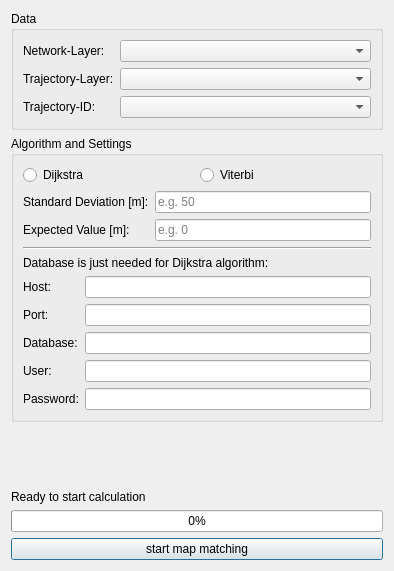
The window that src/offlinemapmatching/offline_map_matching_dialog_base.ui (jagodki/Offline-MapMatching) describes before a commit, drawn with Qt 5.
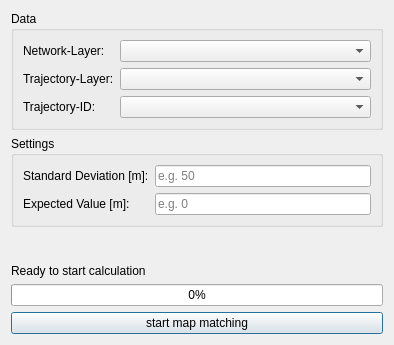
The same window after the commit.

What changed in the file:
```diff
--- a/src/offlinemapmatching/offline_map_matching_dialog_base.ui
+++ b/src/offlinemapmatching/offline_map_matching_dialog_base.ui
@@ -7,7 +7,7 @@
     <x>0</x>
     <y>0</y>
     <width>394</width>
-    <height>571</height>
+    <height>345</height>
    </rect>
   </property>
   <property name="windowTitle">
@@ -87,41 +87,17 @@
    <item>
     <widget class="QGroupBox" name="groupBox_settings">
      <property name="sizePolicy">
-      <sizepolicy hsizetype="Preferred" vsizetype="Expanding">
+      <sizepolicy hsizetype="Expanding" vsizetype="Preferred">
        <horstretch>0</horstretch>
        <verstretch>0</verstretch>
       </sizepolicy>
      </property>
      <property name="title">
-      <string>Algorithm and Settings</string>
+      <string>Settings</string>
      </property>
      <layout class="QVBoxLayout" name="verticalLayout_5">
       <item>
-       <layout class="QHBoxLayout" name="horizontalLayout_5">
-        <item>
-         <widget class="QRadioButton" name="radioButton_dijkstra">
-          <property name="text">
-           <string>Dijkstra</string>
-          </property>
-          <attribute name="buttonGroup">
-           <string notr="true">buttonGroup</string>
-          </attribute>
-         </widget>
-        </item>
-        <item>
-         <widget class="QRadioButton" name="radioButton_viterbi">
-          <property name="text">
-           <string>Viterbi</string>
-          </property>
-          <attribute name="buttonGroup">
-           <string notr="true">buttonGroup</string>
-          </attribute>
-         </widget>
-        </item>
-       </layout>
-      </item>
-      <item>
-       <layout class="QFormLayout" name="formLayout_2">
+       <layout class="QGridLayout" name="gridLayout_2">
         <item row="0" column="0">
          <widget class="QLabel" name="label_sigma">
           <property name="text">
@@ -129,13 +105,6 @@
           </property>
          </widget>
         </item>
-        <item row="1" column="0">
-         <widget class="QLabel" name="label_my">
-          <property name="text">
-           <string>Expected Value [m]:</string>
-          </property>
-         </widget>
-        </item>
         <item row="0" column="1">
          <widget class="QLineEdit" name="lineEdit_sigma">
           <property name="sizePolicy">
@@ -152,6 +121,13 @@
           </property>
          </widget>
         </item>
+        <item row="1" column="0">
+         <widget class="QLabel" name="label_my">
+          <property name="text">
+           <string>Expected Value [m]:</string>
+          </property>
+         </widget>
+        </item>
         <item row="1" column="1">
          <widget class="QLineEdit" name="lineEdit_my">
           <property name="sizePolicy">
@@ -167,109 +143,6 @@
         </item>
        </layout>
       </item>
-      <item>
-       <widget class="Line" name="line">
-        <property name="orientation">
-         <enum>Qt::Horizontal</enum>
-        </property>
-       </widget>
-      </item>
-      <item>
-       <widget class="QLabel" name="label_dbInfo">
-        <property name="text">
-         <string>Database is just needed for Dijkstra algorithm:</string>
-        </property>
-       </widget>
-      </item>
-      <item>
-       <layout class="QFormLayout" name="formLayout">
-        <item row="0" column="0">
-         <widget class="QLabel" name="label_host">
-          <property name="text">
-           <string>Host:</string>
-          </property>
-         </widget>
-        </item>
-        <item row="0" column="1">
-         <widget class="QLineEdit" name="lineEdit_host">
-          <property name="sizePolicy">
-           <sizepolicy hsizetype="Expanding" vsizetype="Fixed">
-            <horstretch>0</horstretch>
-            <verstretch>0</verstretch>
-           </sizepolicy>
-          </property>
-         </widget>
-        </item>
-        <item row="1" column="0">
-         <widget class="QLabel" name="label_port">
-          <property name="text">
-           <string>Port:</string>
-          </property>
-         </widget>
-        </item>
-        <item row="1" column="1">
-         <widget class="QLineEdit" name="lineEdit_port">
-          <property name="sizePolicy">
-           <sizepolicy hsizetype="Expanding" vsizetype="Fixed">
-            <horstretch>0</horstretch>
-            <verstretch>0</verstretch>
-           </sizepolicy>
-          </property>
-         </widget>
-        </item>
-        <item row="2" column="0">
-         <widget class="QLabel" name="label_database">
-          <property name="text">
-           <string>Database:</string>
-          </property>
-         </widget>
-        </item>
-        <item row="3" column="0">
-         <widget class="QLabel" name="label_user">
-          <property name="text">
-           <string>User:</string>
-          </property>
-         </widget>
-        </item>
-        <item row="4" column="0">
-         <widget class="QLabel" name="label_password">
-          <property name="text">
-           <string>Password:</string>
-          </property>
-         </widget>
-        </item>
-        <item row="2" column="1">
-         <widget class="QLineEdit" name="lineEdit_database">
-          <property name="sizePolicy">
-           <sizepolicy hsizetype="Expanding" vsizetype="Fixed">
-            <horstretch>0</horstretch>
-            <verstretch>0</verstretch>
-           </sizepolicy>
-          </property>
-         </widget>
-        </item>
-        <item row="3" column="1">
-         <widget class="QLineEdit" name="lineEdit_user">
-          <property name="sizePolicy">
-           <sizepolicy hsizetype="Expanding" vsizetype="Fixed">
-            <horstretch>0</horstretch>
-            <verstretch>0</verstretch>
-           </sizepolicy>
-          </property>
-         </widget>
-        </item>
-        <item row="4" column="1">
-         <widget class="QLineEdit" name="lineEdit_password">
-          <property name="echoMode">
-           <enum>QLineEdit::Password</enum>
-          </property>
-          <property name="clearButtonEnabled">
-           <bool>false</bool>
-          </property>
-         </widget>
-        </item>
-       </layout>
-      </item>
      </layout>
     </widget>
    </item>
```
Left out of the diff: 47 changed lines with no effect on the pictures.
